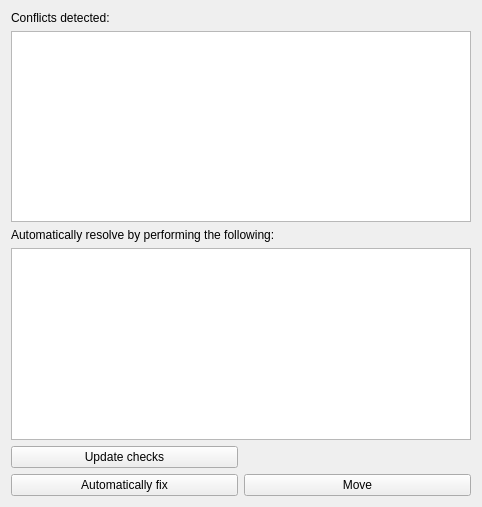
Above: btms_ui/ui/btms-move-request.ui from pcdshub/btms-ui before the change. Below: the same form after it.
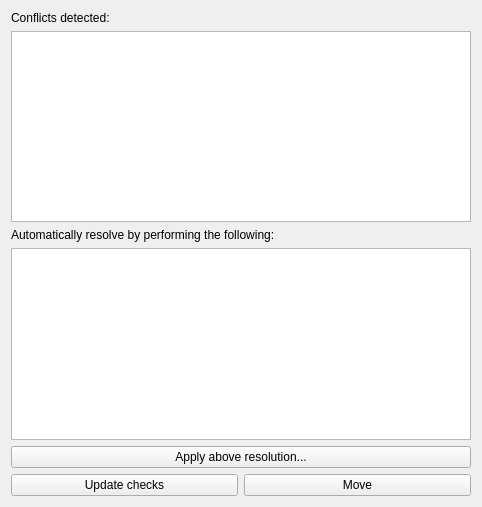
That is the form after the change.

Commit message: ENH: tweak gui and add conflict resolution

```diff
--- a/btms_ui/ui/btms-move-request.ui
+++ b/btms_ui/ui/btms-move-request.ui
@@ -34,27 +34,27 @@
    <item row="3" column="0" colspan="2">
     <widget class="QListWidget" name="resolution_list_widget"/>
    </item>
-   <item row="5" column="1">
+   <item row="6" column="1">
     <widget class="QPushButton" name="move_button">
      <property name="text">
       <string>Move</string>
      </property>
     </widget>
    </item>
-   <item row="5" column="0">
-    <widget class="QPushButton" name="fix_button">
-     <property name="text">
-      <string>Automatically fix</string>
-     </property>
-    </widget>
-   </item>
-   <item row="4" column="0">
+   <item row="6" column="0">
     <widget class="QPushButton" name="update_button">
      <property name="text">
       <string>Update checks</string>
      </property>
     </widget>
    </item>
+   <item row="5" column="0" colspan="2">
+    <widget class="QPushButton" name="apply_resolution_button">
+     <property name="text">
+      <string>Apply above resolution...</string>
+     </property>
+    </widget>
+   </item>
   </layout>
  </widget>
  <resources/>
```
The commit also changes 3 other files.
